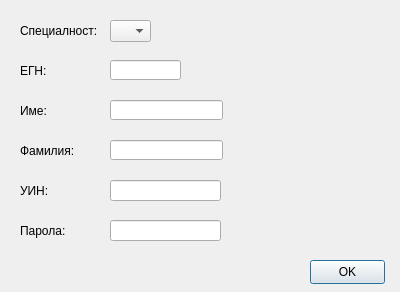
First picture: the form in src/View/DoctorSettingsDialog/DoctorSettingsDialog.ui, repository thefinalcutbg/DinoDent, before the edit.
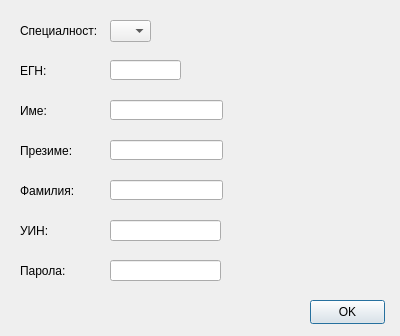
Second picture: the form after the edit. Custom widgets are drawn as their Qt base class.

Commit message: Added doctor middle name required by invoice

Diff of the .ui file:
```diff
--- a/src/View/DoctorSettingsDialog/DoctorSettingsDialog.ui
+++ b/src/View/DoctorSettingsDialog/DoctorSettingsDialog.ui
@@ -7,7 +7,7 @@
     <x>0</x>
     <y>0</y>
     <width>400</width>
-    <height>292</height>
+    <height>336</height>
    </rect>
   </property>
   <property name="sizePolicy">
@@ -23,7 +23,7 @@
    <property name="geometry">
     <rect>
      <x>110</x>
-     <y>180</y>
+     <y>220</y>
      <width>111</width>
      <height>21</height>
     </rect>
@@ -46,7 +46,7 @@
    <property name="geometry">
     <rect>
      <x>20</x>
-     <y>180</y>
+     <y>220</y>
      <width>49</width>
      <height>21</height>
     </rect>
@@ -72,7 +72,7 @@
    <property name="geometry">
     <rect>
      <x>20</x>
-     <y>140</y>
+     <y>180</y>
      <width>71</width>
      <height>21</height>
     </rect>
@@ -111,7 +111,7 @@
    <property name="geometry">
     <rect>
      <x>310</x>
-     <y>260</y>
+     <y>300</y>
      <width>75</width>
      <height>24</height>
     </rect>
@@ -140,7 +140,7 @@
    <property name="geometry">
     <rect>
      <x>20</x>
-     <y>220</y>
+     <y>260</y>
      <width>51</width>
      <height>21</height>
     </rect>
@@ -153,7 +153,7 @@
    <property name="geometry">
     <rect>
      <x>110</x>
-     <y>220</y>
+     <y>260</y>
      <width>111</width>
      <height>21</height>
     </rect>
@@ -182,7 +182,7 @@
    <property name="geometry">
     <rect>
      <x>110</x>
-     <y>140</y>
+     <y>180</y>
      <width>113</width>
      <height>20</height>
     </rect>
@@ -208,7 +208,7 @@
    <property name="geometry">
     <rect>
      <x>20</x>
-     <y>260</y>
+     <y>300</y>
      <width>261</width>
      <height>21</height>
     </rect>
@@ -220,6 +220,32 @@
     <string/>
    </property>
   </widget>
+  <widget class="NameEdit" name="mNameEdit">
+   <property name="geometry">
+    <rect>
+     <x>110</x>
+     <y>140</y>
+     <width>113</width>
+     <height>20</height>
+    </rect>
+   </property>
+   <property name="maxLength">
+    <number>50</number>
+   </property>
+  </widget>
+  <widget class="QLabel" name="label_6">
+   <property name="geometry">
+    <rect>
+     <x>20</x>
+     <y>140</y>
+     <width>71</width>
+     <height>21</height>
+    </rect>
+   </property>
+   <property name="text">
+    <string>Презиме:</string>
+   </property>
+  </widget>
  </widget>
  <layoutdefault spacing="6" margin="11"/>
  <customwidgets>
```
The commit also changes 17 other files.
